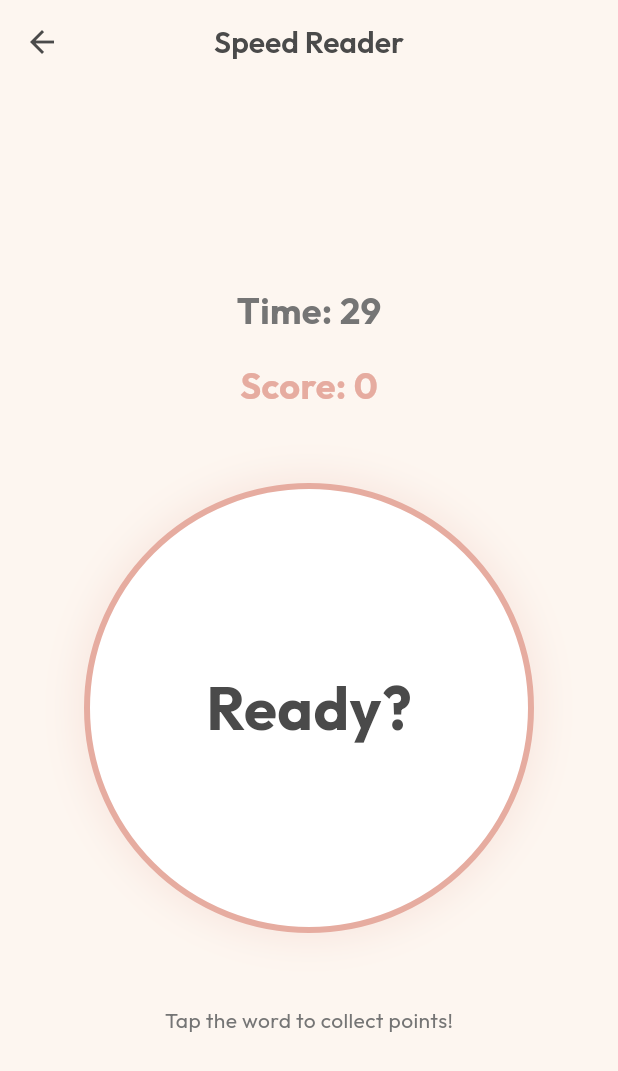
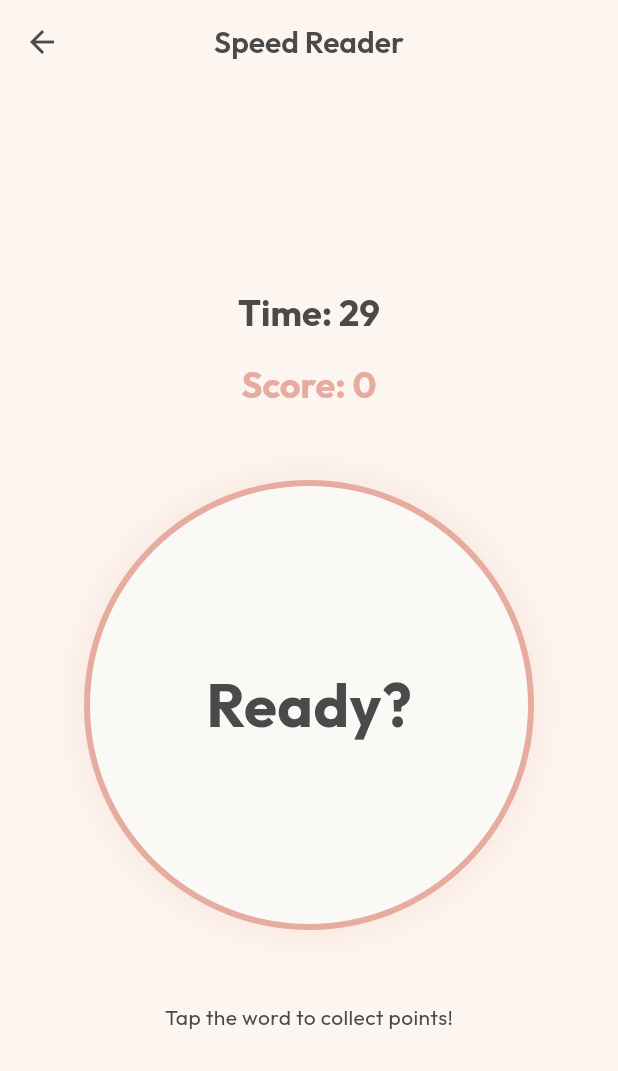
Before and after one commit to wailbentafat/kool, a Flutter app: the SpeedGamePage screen opened by its route, after a tap on "Start Game", on a phone screen of 412 x 824 dp. Shown: the top 1071 px of the screen. Run offline on Flutter 3.47's test engine with Material 3 defaults, Android fonts, the light colour scheme and no system bars; our stand-ins replace flutter_animate, flutter_riverpod, flutter_tts, go_router, google_fonts, isar and 1 more; accounts and stored records are empty; generated files the repository leaves out were written again.

Commit message:
refactor: migrate UI styling to use `Theme.of(context)` and `withValues(alpha:)` for consistent theming.

```diff
--- a/kool/lib/features/games/games_page.dart
+++ b/kool/lib/features/games/games_page.dart
@@ -58,12 +58,14 @@ class GamesPage extends StatelessWidget {
       child: Container(
         padding: const EdgeInsets.all(24),
         decoration: BoxDecoration(
-          color: CozyColors.cardBg,
+          color: Theme.of(context).cardColor,
           borderRadius: BorderRadius.circular(24),
-          border: Border.all(color: Colors.black.withOpacity(0.04)),
+          border: Border.all(
+            color: Theme.of(context).dividerColor.withValues(alpha: 0.1),
+          ),
           boxShadow: [
             BoxShadow(
-              color: color.withOpacity(0.1),
+              color: color.withValues(alpha: 0.1),
               blurRadius: 10,
               offset: const Offset(0, 4),
             ),
@@ -74,7 +76,7 @@ class GamesPage extends StatelessWidget {
             Container(
               padding: const EdgeInsets.all(16),
               decoration: BoxDecoration(
-                color: color.withOpacity(0.2),
+                color: color.withValues(alpha: 0.2),
                 shape: BoxShape.circle,
               ),
               child: Icon(icon, color: color, size: 32),
@@ -93,14 +95,16 @@ class GamesPage extends StatelessWidget {
                   const SizedBox(height: 4),
                   Text(
                     description,
-                    style: TextStyle(color: CozyColors.textSub, height: 1.4),
+                    style: Theme.of(
+                      context,
+                    ).textTheme.bodyMedium?.copyWith(height: 1.4),
                   ),
                 ],
               ),
             ),
-            const Icon(
+            Icon(
               Icons.arrow_forward_ios_rounded,
-              color: CozyColors.textSub,
+              color: Theme.of(context).textTheme.bodyMedium?.color,
               size: 16,
             ),
           ],
--- a/kool/lib/features/games/speed_game_page.dart
+++ b/kool/lib/features/games/speed_game_page.dart
@@ -144,17 +144,15 @@ class _SpeedGamePageState extends State<SpeedGamePage> {
             if (_isPlaying) ...[
               Text(
                 "Time: $_timeLeft",
-                style: const TextStyle(
-                  fontSize: 24,
+                style: Theme.of(context).textTheme.headlineSmall?.copyWith(
                   fontWeight: FontWeight.bold,
-                  color: CozyColors.textSub,
+                  color: Theme.of(context).textTheme.bodySmall?.color,
                 ),
               ),
               const SizedBox(height: 16),
               Text(
                 "Score: $_score",
-                style: const TextStyle(
-                  fontSize: 24,
+                style: Theme.of(context).textTheme.headlineSmall?.copyWith(
                   fontWeight: FontWeight.bold,
                   color: CozyColors.primary,
                 ),
@@ -168,12 +166,12 @@ class _SpeedGamePageState extends State<SpeedGamePage> {
                 width: 300,
                 height: 300,
                 decoration: BoxDecoration(
-                  color: CozyColors.cardBg,
+                  color: Theme.of(context).cardColor,
                   shape: BoxShape.circle,
                   border: Border.all(color: CozyColors.primary, width: 4),
                   boxShadow: [
                     BoxShadow(
-                      color: CozyColors.primary.withOpacity(0.2),
+                      color: CozyColors.primary.withValues(alpha: 0.2),
                       blurRadius: 20,
                       spreadRadius: 5,
                     ),
@@ -185,7 +183,8 @@ class _SpeedGamePageState extends State<SpeedGamePage> {
                     style: GoogleFonts.outfit(
                       fontSize: 40,
                       fontWeight: FontWeight.bold,
-                      color: CozyColors.textMain,
+                      // Color handled by Theme default or strict override if needed
+                      color: Theme.of(context).textTheme.displaySmall?.color,
                     ),
                   ),
                 ),
@@ -205,11 +204,13 @@ class _SpeedGamePageState extends State<SpeedGamePage> {
                 child: const Text("Start Game"),
               ),
             ] else
-              const Padding(
-                padding: EdgeInsets.only(top: 48),
+              Padding(
+                padding: const EdgeInsets.only(top: 48),
                 child: Text(
                   "Tap the word to collect points!",
-                  style: TextStyle(color: CozyColors.textSub),
+                  style: TextStyle(
+                    color: Theme.of(context).textTheme.bodySmall?.color,
+                  ),
                 ),
               ),
           ],
```
Also changed, not shown: kool/lib/features/games/memory_game_page.dart (+5 -2 lines), kool/lib/features/profile/profile_page.dart (+11 -9 lines), kool/lib/features/study_support/study_support_page.dart (+7 -5 lines).
